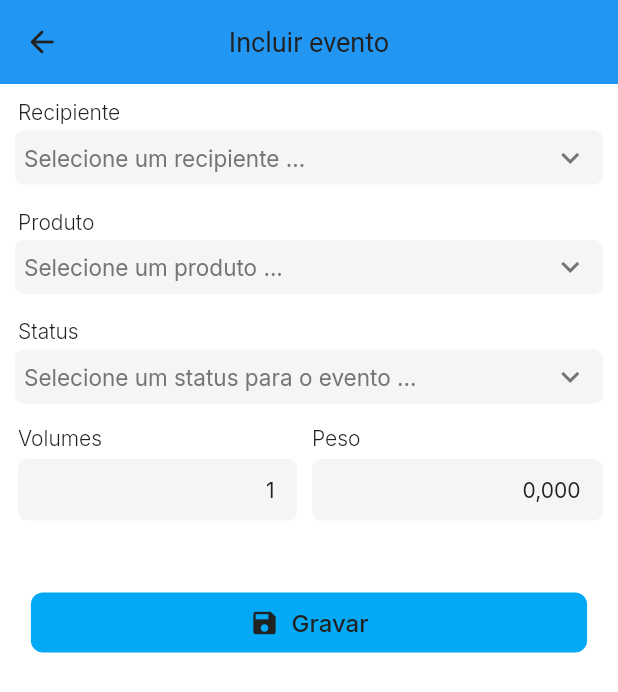
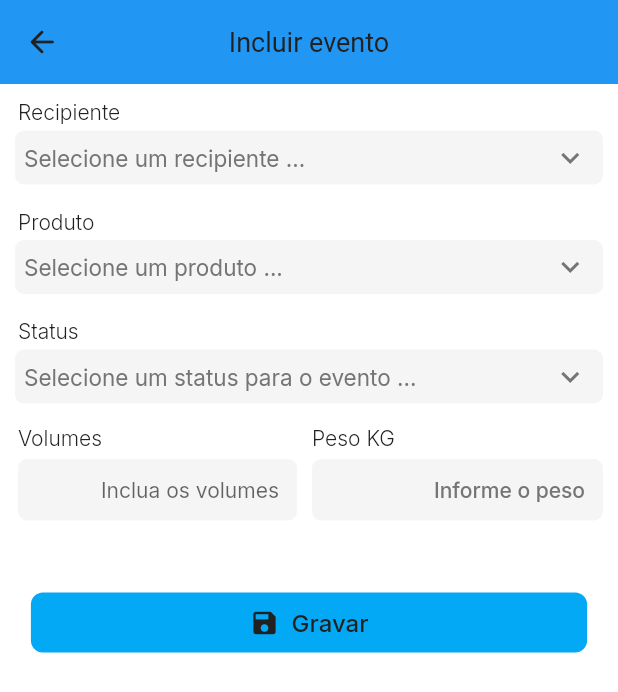
Before and after one commit to rajunqueira/SeglaAppLogistica, a Flutter app: the PesagemIncluirWidget screen opened by its route, on a phone screen of 412 x 824 dp. Shown: the top 692 px of the screen. Run offline on Flutter 3.47's test engine with Material 3 defaults, Android fonts, the phone set to English and light mode, and no system bars; drawn by our look-alikes of auto_size_text; our stand-ins replace easy_debounce, equatable, file_picker, fl_chart, flutter_animate, font_awesome_flutter and 11 more; missing offline and left inert: aligned_dialog, fetch_client, json_path, mime_type; accounts and stored records are empty; network calls fail; statements that could not run were skipped.

Commit message:
Updating to latest FlutterFlow output.

```diff
--- a/lib/pages/coleta_concluir/coleta_concluir_widget.dart
+++ b/lib/pages/coleta_concluir/coleta_concluir_widget.dart
@@ -44,10 +44,6 @@ class _ColetaConcluirWidgetState extends State<ColetaConcluirWidget> {
 
     _model.odometroTextController ??= TextEditingController();
     _model.odometroFocusNode ??= FocusNode();
-
-    WidgetsBinding.instance.addPostFrameCallback((_) => safeSetState(() {
-          _model.odometroTextController?.text = '1';
-        }));
   }
 
   @override
@@ -179,7 +175,7 @@ class _ColetaConcluirWidgetState extends State<ColetaConcluirWidget> {
                                           obscureText: false,
                                           decoration: InputDecoration(
                                             isDense: true,
-                                            hintText: 'Inclua os volumes',
+                                            hintText: 'Inclua o KM inicial',
                                             enabledBorder: OutlineInputBorder(
                                               borderSide: BorderSide(
                                                 color: Color(0x00000000),
--- a/lib/pages/coleta_iniciar/coleta_iniciar_widget.dart
+++ b/lib/pages/coleta_iniciar/coleta_iniciar_widget.dart
@@ -44,10 +44,6 @@ class _ColetaIniciarWidgetState extends State<ColetaIniciarWidget> {
 
     _model.odometroTextController ??= TextEditingController();
     _model.odometroFocusNode ??= FocusNode();
-
-    WidgetsBinding.instance.addPostFrameCallback((_) => safeSetState(() {
-          _model.odometroTextController?.text = '1';
-        }));
   }
 
   @override
@@ -161,7 +157,7 @@ class _ColetaIniciarWidgetState extends State<ColetaIniciarWidget> {
                                           obscureText: false,
                                           decoration: InputDecoration(
                                             isDense: true,
-                                            hintText: 'Inclua os volumes',
+                                            hintText: 'Inclua o KM inicial',
                                             enabledBorder: OutlineInputBorder(
                                               borderSide: BorderSide(
                                                 color: Color(0x00000000),
--- a/lib/pages/pesagem_incluir/pesagem_incluir_widget.dart
+++ b/lib/pages/pesagem_incluir/pesagem_incluir_widget.dart
@@ -52,10 +52,6 @@ class _PesagemIncluirWidgetState extends State<PesagemIncluirWidget> {
     _model.textController2 ??= TextEditingController();
     _model.textFieldFocusNode2 ??= FocusNode();
     _model.textFieldFocusNode2!.addListener(() => safeSetState(() {}));
-    WidgetsBinding.instance.addPostFrameCallback((_) => safeSetState(() {
-          _model.textController1?.text = '1';
-          _model.textController2?.text = '0,000';
-        }));
   }
 
   @override
@@ -699,7 +695,7 @@ class _PesagemIncluirWidgetState extends State<PesagemIncluirWidget> {
                                       padding: EdgeInsetsDirectional.fromSTEB(
                                           0.0, 0.0, 0.0, 4.0),
                                       child: Text(
-                                        'Peso',
+                                        'Peso KG',
                                         style: FlutterFlowTheme.of(context)
                                             .bodyMedium
                                             .override(
--- a/lib/pages/viagem_concluir/viagem_concluir_widget.dart
+++ b/lib/pages/viagem_concluir/viagem_concluir_widget.dart
@@ -39,10 +39,6 @@ class _ViagemConcluirWidgetState extends State<ViagemConcluirWidget> {
 
     _model.odometroTextController ??= TextEditingController();
     _model.odometroFocusNode ??= FocusNode();
-
-    WidgetsBinding.instance.addPostFrameCallback((_) => safeSetState(() {
-          _model.odometroTextController?.text = '1';
-        }));
   }
 
   @override
@@ -156,7 +152,7 @@ class _ViagemConcluirWidgetState extends State<ViagemConcluirWidget> {
                                           obscureText: false,
                                           decoration: InputDecoration(
                                             isDense: true,
-                                            hintText: 'Inclua os volumes',
+                                            hintText: 'Inclua o KM atual',
                                             enabledBorder: OutlineInputBorder(
                                               borderSide: BorderSide(
                                                 color: Color(0x00000000),
--- a/lib/pages/viagem_iniciar/viagem_iniciar_widget.dart
+++ b/lib/pages/viagem_iniciar/viagem_iniciar_widget.dart
@@ -44,10 +44,6 @@ class _ViagemIniciarWidgetState extends State<ViagemIniciarWidget> {
 
     _model.odometroTextController ??= TextEditingController();
     _model.odometroFocusNode ??= FocusNode();
-
-    WidgetsBinding.instance.addPostFrameCallback((_) => safeSetState(() {
-          _model.odometroTextController?.text = '1';
-        }));
   }
 
   @override
@@ -161,7 +157,7 @@ class _ViagemIniciarWidgetState extends State<ViagemIniciarWidget> {
                                           obscureText: false,
                                           decoration: InputDecoration(
                                             isDense: true,
-                                            hintText: 'Inclua os volumes',
+                                            hintText: 'Inclua o Km atual',
                                             enabledBorder: OutlineInputBorder(
                                               borderSide: BorderSide(
                                                 color: Color(0x00000000),
```
